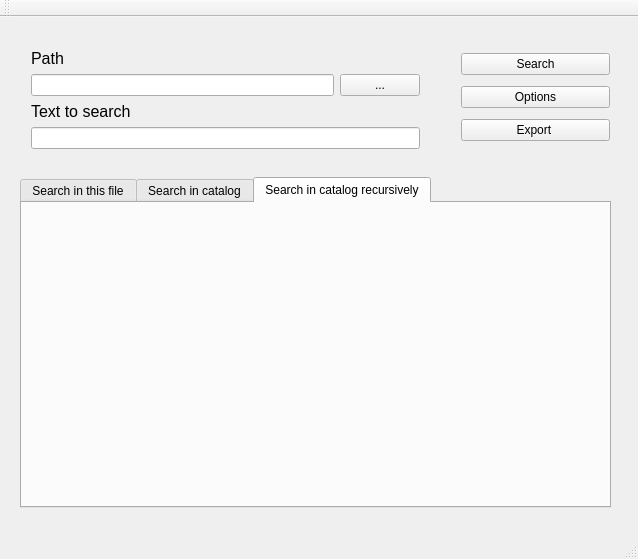
Qt form officeHelp/mainwindow.ui (michalhuras/Office-Help) before a commit.
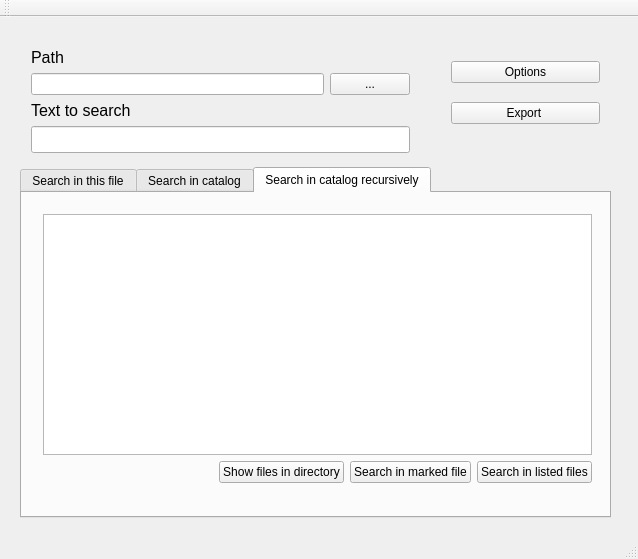
The same form after that commit. The open tabs and pages were chosen to show the change.

Commit message: Added search in file recursively, updated ui

```diff
--- a/officeHelp/mainwindow.ui
+++ b/officeHelp/mainwindow.ui
@@ -17,20 +17,13 @@
    <widget class="QWidget" name="layoutWidget">
     <property name="geometry">
      <rect>
-      <x>450</x>
+      <x>440</x>
       <y>20</y>
       <width>171</width>
-      <height>121</height>
+      <height>111</height>
      </rect>
     </property>
     <layout class="QVBoxLayout" name="verticalLayout_4">
-     <item>
-      <widget class="QPushButton" name="pushButton_2">
-       <property name="text">
-        <string>Search</string>
-       </property>
-      </widget>
-     </item>
      <item>
       <widget class="QPushButton" name="pushButton">
        <property name="text">
@@ -52,13 +45,19 @@
      <rect>
       <x>20</x>
       <y>20</y>
-      <width>411</width>
-      <height>123</height>
+      <width>401</width>
+      <height>127</height>
      </rect>
     </property>
     <layout class="QVBoxLayout" name="verticalLayout_2">
      <item>
       <widget class="QLabel" name="label">
+       <property name="sizePolicy">
+        <sizepolicy hsizetype="Preferred" vsizetype="Fixed">
+         <horstretch>0</horstretch>
+         <verstretch>0</verstretch>
+        </sizepolicy>
+       </property>
        <property name="font">
         <font>
          <pointsize>12</pointsize>
@@ -72,7 +71,14 @@
      <item>
       <layout class="QHBoxLayout" name="horizontalLayout">
        <item>
-        <widget class="QLineEdit" name="pathBox"/>
+        <widget class="QLineEdit" name="pathBox">
+         <property name="sizePolicy">
+          <sizepolicy hsizetype="Expanding" vsizetype="Preferred">
+           <horstretch>0</horstretch>
+           <verstretch>0</verstretch>
+          </sizepolicy>
+         </property>
+        </widget>
        </item>
        <item>
         <widget class="QPushButton" name="pushButton_4">
@@ -85,6 +91,12 @@
      </item>
      <item>
       <widget class="QLabel" name="label_2">
+       <property name="sizePolicy">
+        <sizepolicy hsizetype="Preferred" vsizetype="Fixed">
+         <horstretch>0</horstretch>
+         <verstretch>0</verstretch>
+        </sizepolicy>
+       </property>
        <property name="font">
         <font>
          <pointsize>12</pointsize>
@@ -96,7 +108,20 @@
       </widget>
      </item>
      <item>
-      <widget class="QLineEdit" name="textToFindBox"/>
+      <widget class="QLineEdit" name="textToFindBox">
+       <property name="sizePolicy">
+        <sizepolicy hsizetype="Expanding" vsizetype="Preferred">
+         <horstretch>0</horstretch>
+         <verstretch>0</verstretch>
+        </sizepolicy>
+       </property>
+       <property name="minimumSize">
+        <size>
+         <width>0</width>
+         <height>0</height>
+        </size>
+       </property>
+      </widget>
      </item>
     </layout>
    </widget>
@@ -104,9 +129,9 @@
     <property name="geometry">
      <rect>
       <x>20</x>
-      <y>160</y>
+      <y>150</y>
       <width>591</width>
-      <height>331</height>
+      <height>351</height>
      </rect>
     </property>
     <property name="currentIndex">
@@ -166,6 +191,20 @@
            </property>
           </widget>
          </item>
+         <item>
+          <widget class="QPushButton" name="pushButton_2">
+           <property name="text">
+            <string>Search in marked file</string>
+           </property>
+          </widget>
+         </item>
+         <item>
+          <widget class="QPushButton" name="pushButton_8">
+           <property name="text">
+            <string>Search in listed files</string>
+           </property>
+          </widget>
+         </item>
         </layout>
        </item>
       </layout>
@@ -175,6 +214,59 @@
      <attribute name="title">
       <string>Search in catalog recursively</string>
      </attribute>
+     <widget class="QWidget" name="verticalLayoutWidget_3">
+      <property name="geometry">
+       <rect>
+        <x>10</x>
+        <y>10</y>
+        <width>571</width>
+        <height>291</height>
+       </rect>
+      </property>
+      <layout class="QVBoxLayout" name="verticalLayout_5">
+       <item>
+        <widget class="QTableWidget" name="tableWidget_3"/>
+       </item>
+       <item>
+        <layout class="QHBoxLayout" name="horizontalLayout_3">
+         <item>
+          <spacer name="horizontalSpacer_2">
+           <property name="orientation">
+            <enum>Qt::Horizontal</enum>
+           </property>
+           <property name="sizeHint" stdset="0">
+            <size>
+             <width>40</width>
+             <height>20</height>
+            </size>
+           </property>
+          </spacer>
+         </item>
+         <item>
+          <widget class="QPushButton" name="pushButton_6">
+           <property name="text">
+            <string>Show files in directory</string>
+           </property>
+          </widget>
+         </item>
+         <item>
+          <widget class="QPushButton" name="pushButton_9">
+           <property name="text">
+            <string>Search in marked file</string>
+           </property>
+          </widget>
+         </item>
+         <item>
+          <widget class="QPushButton" name="pushButton_10">
+           <property name="text">
+            <string>Search in listed files</string>
+           </property>
+          </widget>
+         </item>
+        </layout>
+       </item>
+      </layout>
+     </widget>
     </widget>
    </widget>
   </widget>
```
Left out of the diff: 45 changed lines with no effect on the pictures. The commit also changes 7 other files.
